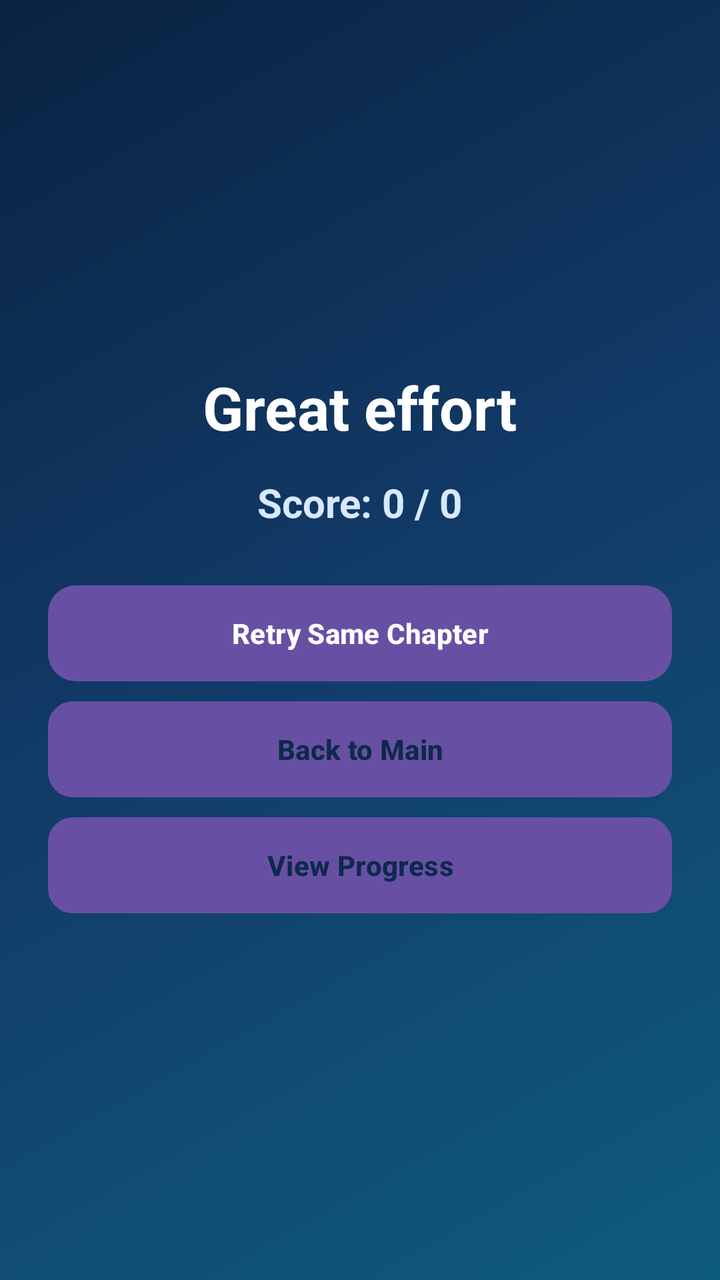
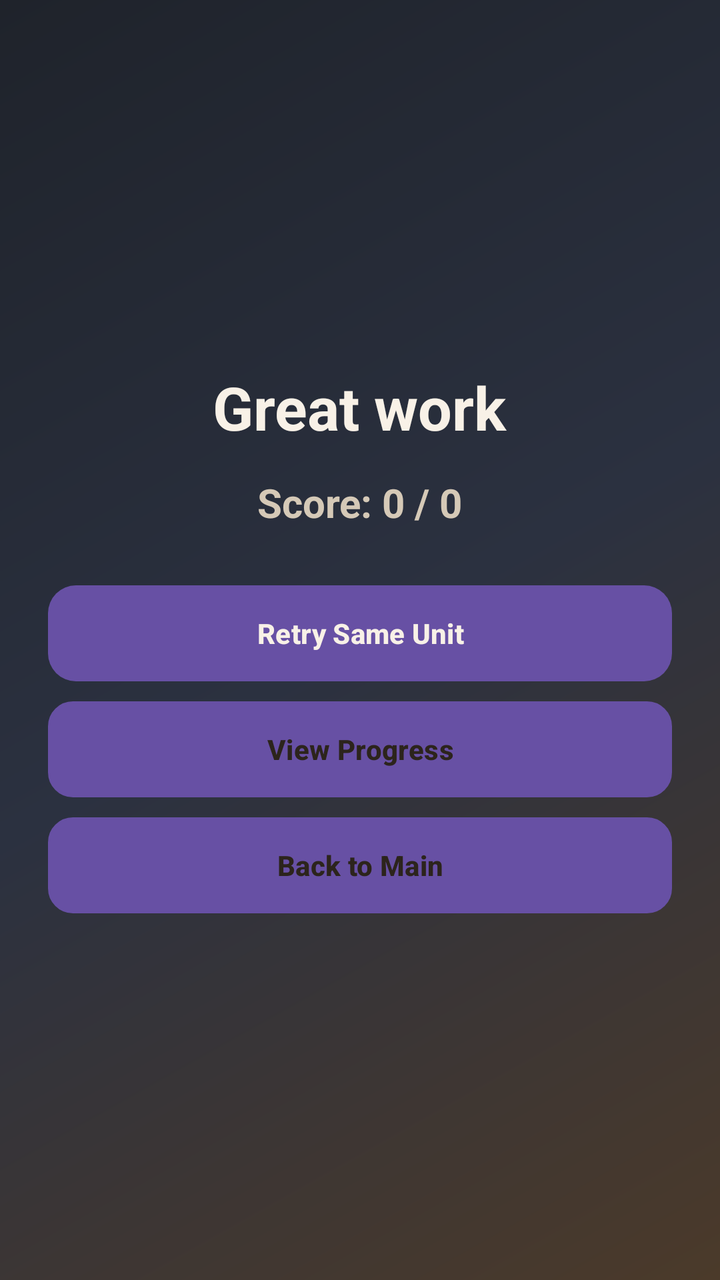

An Android layout rendered at two revisions. The XML below is the earlier revision; the diff shows what the commit changed to produce the second picture.
<!-- AndroidManifest.xml: application theme Theme.MCQForUT1 -->
<!-- res/layout/activity_result.xml -->
﻿<?xml version="1.0" encoding="utf-8"?>
<LinearLayout xmlns:android="http://schemas.android.com/apk/res/android"
    android:layout_width="match_parent"
    android:layout_height="match_parent"
    android:background="@drawable/bg_gradient_main"
    android:gravity="center"
    android:orientation="vertical"
    android:padding="24dp">

    <TextView
        android:id="@+id/tvCongrats"
        android:layout_width="wrap_content"
        android:layout_height="wrap_content"
        android:text="Great effort"
        android:textColor="@android:color/white"
        android:textSize="30sp"
        android:textStyle="bold" />

    <TextView
        android:id="@+id/tvScore"
        android:layout_width="wrap_content"
        android:layout_height="wrap_content"
        android:layout_marginTop="14dp"
        android:text="Score: 0 / 0"
        android:textColor="#D8E8FF"
        android:textSize="20sp"
        android:textStyle="bold" />

    <Button
        android:id="@+id/btnRetry"
        android:layout_width="match_parent"
        android:layout_height="wrap_content"
        android:layout_marginTop="28dp"
        android:background="@drawable/bg_card"
        android:text="Retry Same Chapter"
        android:textAllCaps="false"
        android:textColor="@android:color/white"
        android:textStyle="bold" />

    <Button
        android:id="@+id/btnMainMenu"
        android:layout_width="match_parent"
        android:layout_height="wrap_content"
        android:layout_marginTop="10dp"
        android:background="@drawable/bg_option"
        android:text="Back to Main"
        android:textAllCaps="false"
        android:textColor="#0E294B"
        android:textStyle="bold" />

    <Button
        android:id="@+id/btnViewProgress"
        android:layout_width="match_parent"
        android:layout_height="wrap_content"
        android:layout_marginTop="10dp"
        android:background="@drawable/bg_option"
        android:text="View Progress"
        android:textAllCaps="false"
        android:textColor="#0E294B"
        android:textStyle="bold" />

</LinearLayout>
<!-- resources referenced by this layout -->
<resources>
  <!-- drawable bg_card (drawable) -->
  ﻿<?xml version="1.0" encoding="utf-8"?>
  <shape xmlns:android="http://schemas.android.com/apk/res/android" android:shape="rectangle">
      <corners android:radius="14dp" />
      <gradient android:angle="0" android:startColor="#1E7CC5" android:endColor="#24A3B8" />
  </shape>
  <!-- drawable bg_gradient_main (drawable) -->
  ﻿<?xml version="1.0" encoding="utf-8"?>
  <shape xmlns:android="http://schemas.android.com/apk/res/android" android:shape="rectangle">
      <gradient
          android:angle="315"
          android:startColor="#0A2342"
          android:centerColor="#123C6A"
          android:endColor="#0E5C7D" />
  </shape>
  <!-- drawable bg_option (drawable) -->
  ﻿<?xml version="1.0" encoding="utf-8"?>
  <shape xmlns:android="http://schemas.android.com/apk/res/android" android:shape="rectangle">
      <corners android:radius="12dp" />
      <solid android:color="#EFF6FF" />
      <stroke android:width="1dp" android:color="#C3D9F5" />
  </shape>
  <style name="Theme.MCQForUT1" parent="Base.Theme.MCQForUT1" />
  <style name="Base.Theme.MCQForUT1" parent="Theme.Material3.DayNight.NoActionBar">
          
          
      </style>
</resources>

<!-- the commit's change to res/layout/activity_result.xml (unified diff, before → after) -->
@@ -11,8 +11,8 @@
         android:id="@+id/tvCongrats"
         android:layout_width="wrap_content"
         android:layout_height="wrap_content"
-        android:text="Great effort"
-        android:textColor="@android:color/white"
+        android:text="Great work"
+        android:textColor="@color/ink_light"
         android:textSize="30sp"
         android:textStyle="bold" />
 
@@ -22,7 +22,7 @@
         android:layout_height="wrap_content"
         android:layout_marginTop="14dp"
         android:text="Score: 0 / 0"
-        android:textColor="#D8E8FF"
+        android:textColor="@color/ink_muted"
         android:textSize="20sp"
         android:textStyle="bold" />
 
@@ -32,9 +32,20 @@
         android:layout_height="wrap_content"
         android:layout_marginTop="28dp"
         android:background="@drawable/bg_card"
-        android:text="Retry Same Chapter"
+        android:text="Retry Same Unit"
         android:textAllCaps="false"
-        android:textColor="@android:color/white"
+        android:textColor="@color/ink_light"
+        android:textStyle="bold" />
+
+    <Button
+        android:id="@+id/btnViewProgress"
+        android:layout_width="match_parent"
+        android:layout_height="wrap_content"
+        android:layout_marginTop="10dp"
+        android:background="@drawable/bg_option"
+        android:text="View Progress"
+        android:textAllCaps="false"
+        android:textColor="@color/ink_dark"
         android:textStyle="bold" />
 
     <Button
@@ -45,18 +56,7 @@
         android:background="@drawable/bg_option"
         android:text="Back to Main"
         android:textAllCaps="false"
-        android:textColor="#0E294B"
-        android:textStyle="bold" />
-
-    <Button
-        android:id="@+id/btnViewProgress"
-        android:layout_width="match_parent"
-        android:layout_height="wrap_content"
-        android:layout_marginTop="10dp"
-        android:background="@drawable/bg_option"
-        android:text="View Progress"
-        android:textAllCaps="false"
-        android:textColor="#0E294B"
+        android:textColor="@color/ink_dark"
         android:textStyle="bold" />
 
 </LinearLayout>
<!-- resource entries referenced after the edit -->
@@ -1,26 +1,29 @@
 <!-- resources referenced by this layout -->
 <resources>
+  <color name="ink_dark">#2C241C</color>
+  <color name="ink_light">#F8F1E7</color>
+  <color name="ink_muted">#D5C9B7</color>
   <!-- drawable bg_card (drawable) -->
   ﻿<?xml version="1.0" encoding="utf-8"?>
   <shape xmlns:android="http://schemas.android.com/apk/res/android" android:shape="rectangle">
       <corners android:radius="14dp" />
-      <gradient android:angle="0" android:startColor="#1E7CC5" android:endColor="#24A3B8" />
+      <gradient android:angle="0" android:startColor="#8F6A3A" android:endColor="#6F522F" />
   </shape>
   <!-- drawable bg_gradient_main (drawable) -->
   ﻿<?xml version="1.0" encoding="utf-8"?>
   <shape xmlns:android="http://schemas.android.com/apk/res/android" android:shape="rectangle">
       <gradient
           android:angle="315"
-          android:startColor="#0A2342"
-          android:centerColor="#123C6A"
-          android:endColor="#0E5C7D" />
+          android:startColor="#1F232B"
+          android:centerColor="#2B3140"
+          android:endColor="#4B3A2A" />
   </shape>
   <!-- drawable bg_option (drawable) -->
   ﻿<?xml version="1.0" encoding="utf-8"?>
   <shape xmlns:android="http://schemas.android.com/apk/res/android" android:shape="rectangle">
       <corners android:radius="12dp" />
-      <solid android:color="#EFF6FF" />
-      <stroke android:width="1dp" android:color="#C3D9F5" />
+      <solid android:color="#F7F0E4" />
+      <stroke android:width="1dp" android:color="#C9B89B" />
   </shape>
   <style name="Theme.MCQForUT1" parent="Base.Theme.MCQForUT1" />
   <style name="Base.Theme.MCQForUT1" parent="Theme.Material3.DayNight.NoActionBar">
